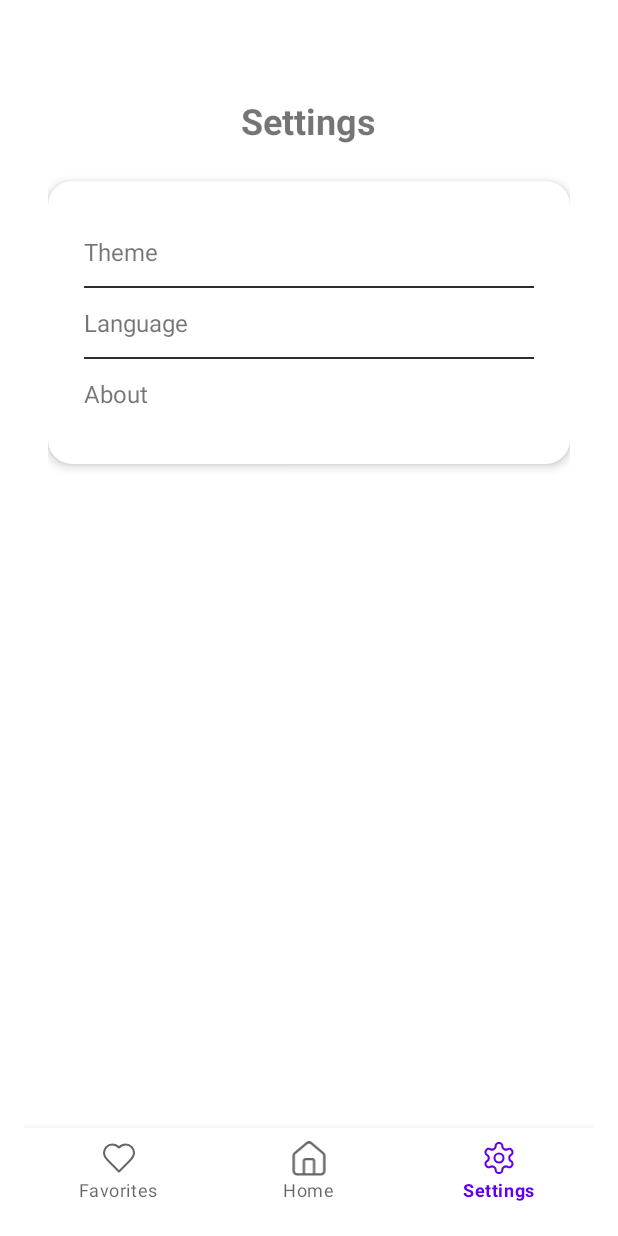
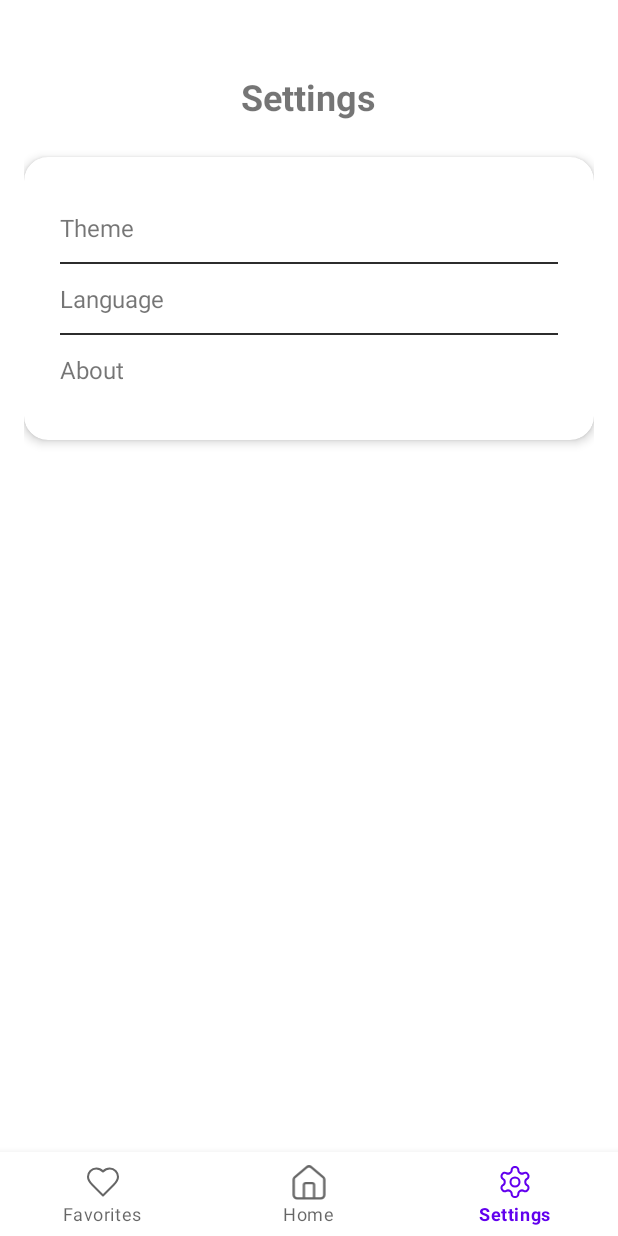
Before and after one commit to Hitoyu22/android-weather, an Android app: the SettingsActivity screen opened directly, with no data from a screen before it, on a phone screen of 412 x 824 dp. Run offline under Robolectric (Android 15) with nearby library versions, the phone set to English and light mode, and no system bars; network calls fail.

Commit message:
Update margin around navBar in settings page

```diff
--- a/app/src/main/res/layout/activity_settings.xml
+++ b/app/src/main/res/layout/activity_settings.xml
@@ -2,18 +2,19 @@
     xmlns:app="http://schemas.android.com/apk/res-auto"
     android:layout_width="match_parent"
     android:layout_height="match_parent"
-    android:padding="@dimen/padding">
+    >
 
     <ScrollView
         android:layout_width="match_parent"
         android:layout_height="match_parent"
-        android:padding="@dimen/padding">
+        >
 
         <LinearLayout
             android:layout_width="match_parent"
             android:layout_height="wrap_content"
             android:orientation="vertical"
-            android:gravity="center_horizontal">
+            android:gravity="center_horizontal"
+            android:padding="@dimen/padding">
 
             <TextView
                 android:id="@+id/settings_title"
```
